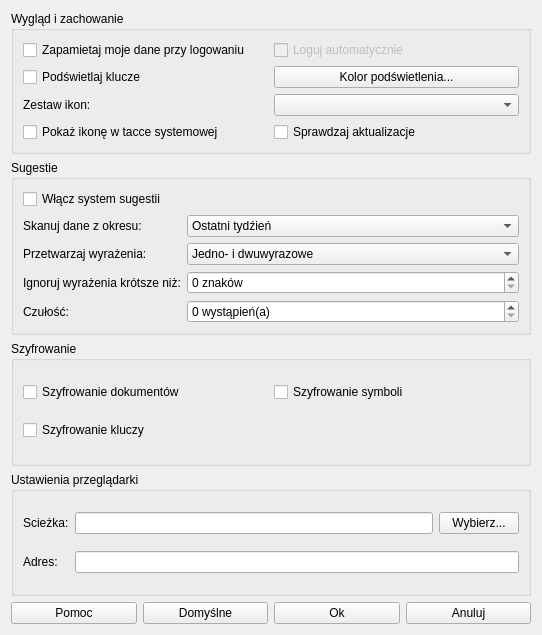
Qt form ui/settingsDialog.ui (YoukaiCat/QtDreamDiary) before a commit.
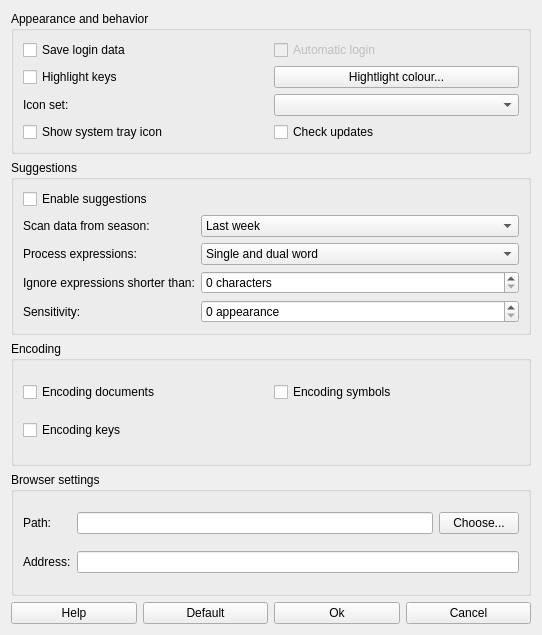
The same form after that commit.

Patch:
```diff
--- a/ui/settingsDialog.ui
+++ b/ui/settingsDialog.ui
@@ -12,11 +12,11 @@
   <property name="windowTitle" >
    <string>My Dream Diary - Ustawienia</string>
   </property>
-  <layout class="QGridLayout" name="gridLayout_3" >
-   <item row="0" column="0" colspan="4" >
-    <widget class="QGroupBox" name="groupBox" >
-     <property name="title" >
-      <string>Wygląd i zachowanie</string>
+  <layout class="QGridLayout" name="gridLayout_3">
+   <item row="0" column="0" colspan="4">
+    <widget class="QGroupBox" name="groupBox">
+     <property name="title">
+      <string>Appearance and behavior</string>
      </property>
      <property name="flat" >
       <bool>false</bool>
@@ -30,8 +30,8 @@
         <property name="whatsThis" >
          <string>Zapisuje nazwę użytkownika oraz hasło. Nie należy używać tej opcji jeśli z programu korzysta więcej niż jedna osoba.</string>
         </property>
-        <property name="text" >
-         <string>Zapamietaj moje dane przy logowaniu</string>
+        <property name="text">
+         <string>Save login data</string>
         </property>
        </widget>
       </item>
@@ -40,8 +40,8 @@
         <property name="whatsThis" >
          <string>Klucze, czyli tzw. znaki snu, mogą być podświetlane w tekście wybranym kolorem. Aby zdefiniować kolor kliknij przycisk "Kolor podświetlenia...".</string>
         </property>
-        <property name="text" >
-         <string>Podświetlaj klucze</string>
+        <property name="text">
+         <string>Highlight keys</string>
         </property>
         <property name="checked" >
          <bool>false</bool>
@@ -53,8 +53,8 @@
         <property name="whatsThis" >
          <string>Klucze, czyli tzw. znaki snu, mogą być podświetlane w tekście wybranym kolorem. Aby zdefiniować kolor kliknij przycisk "Kolor podświetlenia...".</string>
         </property>
-        <property name="text" >
-         <string>Kolor podświetlenia...</string>
+        <property name="text">
+         <string>Hightlight colour...</string>
         </property>
        </widget>
       </item>
@@ -63,8 +63,8 @@
         <property name="whatsThis" >
          <string>Wybierz jeden z zestawów ikon znajdujących się w katalogu 'themes'. Możesz także dodawać własne zestawy, szczegóły w pliku pomocy.</string>
         </property>
-        <property name="text" >
-         <string>Zestaw ikon:</string>
+        <property name="text">
+         <string>Icon set:</string>
         </property>
        </widget>
       </item>
@@ -80,8 +80,8 @@
         <property name="whatsThis" >
          <string>Ikona w tacce systemowej pozwala na wyświetlanie komunikatów dotyczących sugestii. Nie możesz wyłączyć tej opcji kiedy system sugestii jest włączony.</string>
         </property>
-        <property name="text" >
-         <string>Pokaż ikonę w tacce systemowej</string>
+        <property name="text">
+         <string>Show system tray icon</string>
         </property>
         <property name="checked" >
          <bool>false</bool>
@@ -96,8 +96,8 @@
         <property name="whatsThis" >
          <string>Jeśli zdecydowałeś się zapamiętać dane logowania, możesz pominąć ten proces używając logowania automatycznego.</string>
         </property>
-        <property name="text" >
-         <string>Loguj automatycznie</string>
+        <property name="text">
+         <string>Automatic login</string>
         </property>
        </widget>
       </item>
@@ -106,18 +106,18 @@
         <property name="whatsThis" >
          <string>Kiedy ta opcja jest zaznaczona, program przy uruchamianiu sprawdza numer wersji Twojego programu. Jeżeli Twój program nie jest oznaczony najnowszą numeracją zostaniesz poinformowany o możliwości aktualizacji. Wymagane jest połączenie internetowe.</string>
         </property>
-        <property name="text" >
-         <string>Sprawdzaj aktualizacje</string>
+        <property name="text">
+         <string>Check updates</string>
         </property>
        </widget>
       </item>
      </layout>
     </widget>
    </item>
-   <item row="1" column="0" colspan="4" >
-    <widget class="QGroupBox" name="groupBox_3" >
-     <property name="title" >
-      <string>Sugestie</string>
+   <item row="1" column="0" colspan="4">
+    <widget class="QGroupBox" name="groupBox_3">
+     <property name="title">
+      <string>Suggestions</string>
      </property>
      <layout class="QGridLayout" name="gridLayout_2" >
       <item row="0" column="0" >
@@ -125,8 +125,8 @@
         <property name="whatsThis" >
          <string>Włącza mechanizm umożliwiający wykrywanie powtarzanych wyrażeń w celu utworzenia klucza. Szczegóły w pliku pomocy.</string>
         </property>
-        <property name="text" >
-         <string>Włącz system sugestii</string>
+        <property name="text">
+         <string>Enable suggestions</string>
         </property>
        </widget>
       </item>
@@ -135,8 +135,8 @@
         <property name="whatsThis" >
          <string>Określa zakres przeszukiwanego materiału. Szczegóły w pliku pomocy.</string>
         </property>
-        <property name="text" >
-         <string>Skanuj dane z okresu:</string>
+        <property name="text">
+         <string>Scan data from season:</string>
         </property>
        </widget>
       </item>
@@ -146,8 +146,8 @@
          <string>Określa zakres przeszukiwanego materiału. Szczegóły w pliku pomocy.</string>
         </property>
         <item>
-         <property name="text" >
-          <string>Ostatni tydźień</string>
+         <property name="text">
+          <string>Last week</string>
          </property>
         </item>
         <item>
@@ -167,8 +167,8 @@
         <property name="whatsThis" >
          <string>Wyznacza minimalną długość przetwarzanych wyrażeń. Szczegóły w pliku pomocy.</string>
         </property>
-        <property name="text" >
-         <string>Ignoruj wyrażenia krótsze niż:</string>
+        <property name="text">
+         <string>Ignore expressions shorter than:</string>
         </property>
        </widget>
       </item>
@@ -177,8 +177,8 @@
         <property name="whatsThis" >
          <string>Wyznacza minimalną długość przetwarzanych wyrażeń. Szczegóły w pliku pomocy.</string>
         </property>
-        <property name="suffix" >
-         <string> znaków</string>
+        <property name="suffix">
+         <string> characters</string>
         </property>
        </widget>
       </item>
@@ -193,8 +193,8 @@
         <property name="whatsThis" >
          <string>Określa ilość dokumentów zawierających dane wyrażenie. Szczegóły w pliku pomocy.</string>
         </property>
-        <property name="text" >
-         <string>Czułość:</string>
+        <property name="text">
+         <string>Sensitivity:</string>
         </property>
        </widget>
       </item>
@@ -203,8 +203,8 @@
         <property name="whatsThis" >
          <string>Określa ilość dokumentów zawierających dane wyrażenie. Szczegóły w pliku pomocy.</string>
         </property>
-        <property name="suffix" >
-         <string> wystąpień(a)</string>
+        <property name="suffix">
+         <string> appearance</string>
         </property>
        </widget>
       </item>
@@ -214,8 +214,8 @@
          <string>Określa typ przeszukiwanych wyrażeń. Szczegóły w pliku pomocy.</string>
         </property>
         <item>
-         <property name="text" >
-          <string>Jedno- i dwuwyrazowe</string>
+         <property name="text">
+          <string>Single and dual word</string>
          </property>
         </item>
         <item>
@@ -235,8 +235,8 @@
         <property name="whatsThis" >
          <string>Określa typ przeszukiwanych wyrażeń. Szczegóły w pliku pomocy.</string>
         </property>
-        <property name="text" >
-         <string>Przetwarzaj wyrażenia:</string>
+        <property name="text">
+         <string>Process expressions:</string>
         </property>
        </widget>
       </item>
@@ -248,8 +248,8 @@
      <property name="whatsThis" >
       <string>Wyznacza typy dokumentów które przed zapisem będą poddane szyfrowaniu. Szczegóły w pliku pomocy.</string>
      </property>
-     <property name="title" >
-      <string>Szyfrowanie</string>
+     <property name="title">
+      <string>Encoding</string>
      </property>
      <layout class="QGridLayout" >
       <item row="0" column="0" >
@@ -257,8 +257,8 @@
         <property name="whatsThis" >
          <string>Wyznacza typy dokumentów które przed zapisem będą poddane szyfrowaniu. Szczegóły w pliku pomocy.</string>
         </property>
-        <property name="text" >
-         <string>Szyfrowanie dokumentów</string>
+        <property name="text">
+         <string>Encoding documents</string>
         </property>
        </widget>
       </item>
@@ -267,8 +267,8 @@
         <property name="whatsThis" >
          <string>Wyznacza typy dokumentów które przed zapisem będą poddane szyfrowaniu. Szczegóły w pliku pomocy.</string>
         </property>
-        <property name="text" >
-         <string>Szyfrowanie kluczy</string>
+        <property name="text">
+         <string>Encoding keys</string>
         </property>
        </widget>
       </item>
@@ -277,18 +277,18 @@
         <property name="whatsThis" >
          <string>Wyznacza typy dokumentów które przed zapisem będą poddane szyfrowaniu. Szczegóły w pliku pomocy.</string>
         </property>
-        <property name="text" >
-         <string>Szyfrowanie symboli</string>
+        <property name="text">
+         <string>Encoding symbols</string>
         </property>
        </widget>
       </item>
      </layout>
     </widget>
    </item>
-   <item row="3" column="0" colspan="4" >
-    <widget class="QGroupBox" name="groupBox_4" >
-     <property name="title" >
-      <string>Ustawienia przeglądarki</string>
+   <item row="3" column="0" colspan="4">
+    <widget class="QGroupBox" name="groupBox_4">
+     <property name="title">
+      <string>Browser settings</string>
      </property>
      <layout class="QGridLayout" >
       <item row="0" column="0" >
@@ -296,8 +296,8 @@
         <property name="whatsThis" >
          <string>Lokalizacja przeglądarki internetowej na Twoim dysku twardym. Jeżeli posiadasz kilka przeglądarek, program domyślnie wyznaczy przeglądarkę Mozilla Firefox.</string>
         </property>
-        <property name="text" >
-         <string>Scieżka:</string>
+        <property name="text">
+         <string>Path:</string>
         </property>
        </widget>
       </item>
@@ -313,8 +313,8 @@
         <property name="whatsThis" >
          <string>Lokalizacja przeglądarki internetowej na Twoim dysku twardym. Jeżeli posiadasz kilka przeglądarek, program domyślnie wyznaczy przeglądarkę Mozilla Firefox.</string>
         </property>
-        <property name="text" >
-         <string>Wybierz...</string>
+        <property name="text">
+         <string>Choose...</string>
         </property>
        </widget>
       </item>
@@ -323,8 +323,8 @@
         <property name="whatsThis" >
          <string>Adres internetowy sennika sprawdzającego znaczenie wybranego wyrażenia. Strona z której korzystasz musi umożliwiać przekazanie go przez adres. Link musi zawierać znacznik #exp#, który będzie zastąpiony Twoim wyrażeniem. domyślny adres to "http://www.sennik.biz/?s=#exp#". Więcej informacji w pliku pomocy.</string>
         </property>
-        <property name="text" >
-         <string>Adres:</string>
+        <property name="text">
+         <string>Address:</string>
         </property>
        </widget>
       </item>
@@ -338,10 +338,10 @@
      </layout>
     </widget>
    </item>
-   <item row="4" column="0" >
-    <widget class="QPushButton" name="pushButton_3" >
-     <property name="text" >
-      <string>Pomoc</string>
+   <item row="4" column="0">
+    <widget class="QPushButton" name="pushButton_3">
+     <property name="text">
+      <string>Help</string>
      </property>
     </widget>
    </item>
@@ -350,8 +350,8 @@
      <property name="whatsThis" >
       <string>Przywraca domyślne ustawienia.</string>
      </property>
-     <property name="text" >
-      <string>Domyślne</string>
+     <property name="text">
+      <string>Default</string>
      </property>
     </widget>
    </item>
@@ -370,8 +370,8 @@
      <property name="whatsThis" >
       <string>Zamyka okno ustawień bez zapisywania zmian.</string>
      </property>
-     <property name="text" >
-      <string>Anuluj</string>
+     <property name="text">
+      <string>Cancel</string>
      </property>
     </widget>
    </item>
```
Left out of the diff: 281 changed lines with no effect on the pictures.
